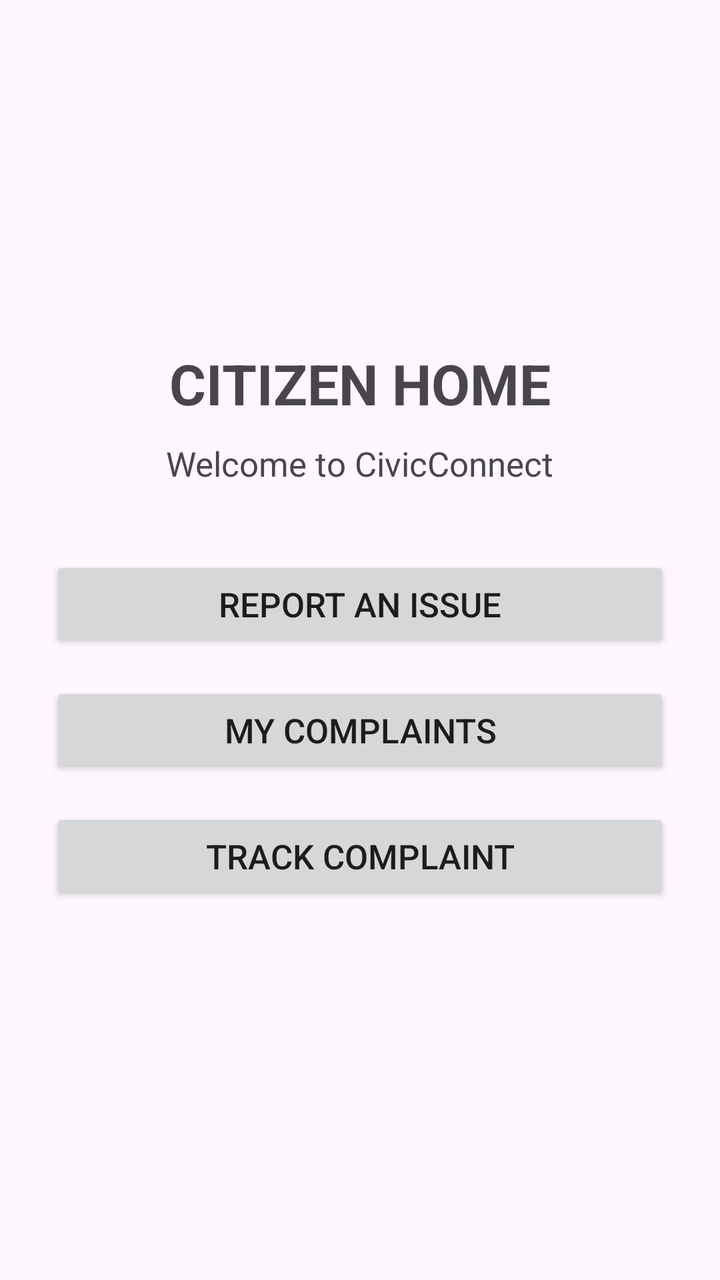
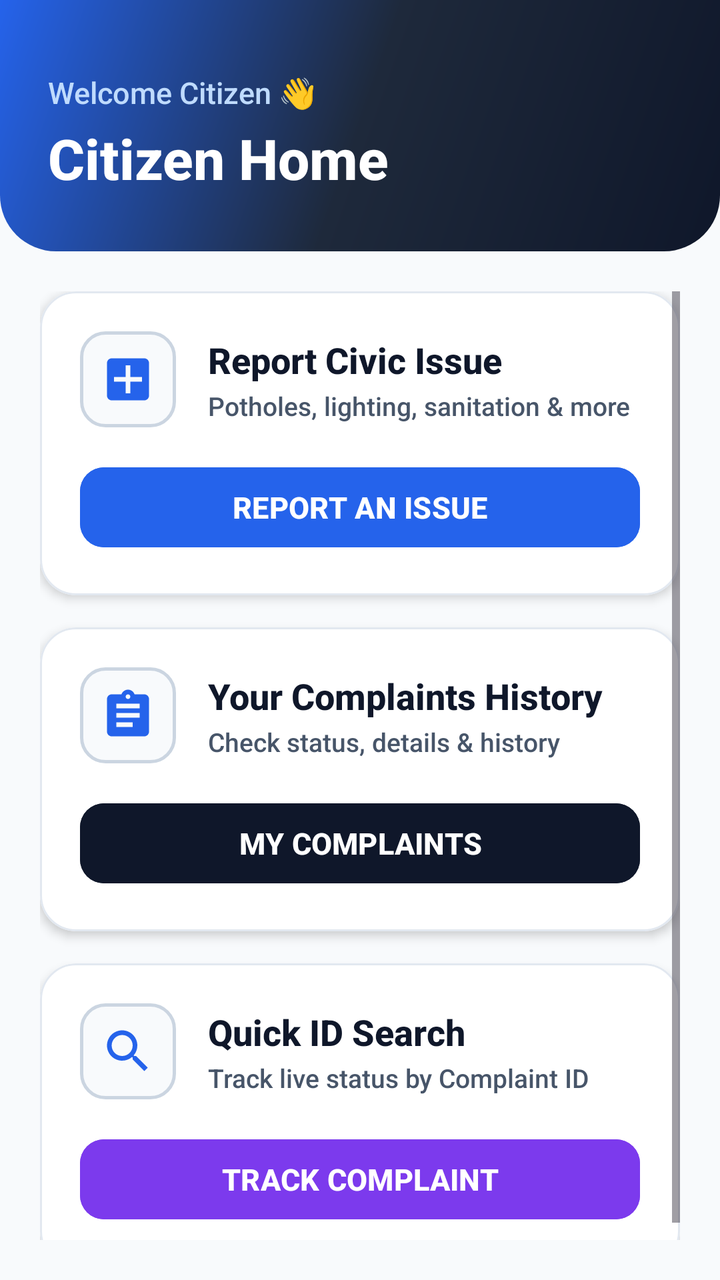

Screens rendered from an Android XML layout before and after an edit, with the pre-edit source and the edit as a unified diff.
<!-- AndroidManifest.xml: application theme Theme.MADProject -->
<!-- res/layout/activity_citizen_home.xml -->
<?xml version="1.0" encoding="utf-8"?>
<LinearLayout xmlns:android="http://schemas.android.com/apk/res/android"
    xmlns:tools="http://schemas.android.com/tools"
    android:id="@+id/main"
    android:layout_width="match_parent"
    android:layout_height="match_parent"
    android:orientation="vertical"
    android:padding="25dp"
    android:gravity="center"
    tools:context=".CitizenHomeActivity">

    <TextView
        android:layout_width="wrap_content"
        android:layout_height="wrap_content"
        android:text="CITIZEN HOME"
        android:textSize="28sp"
        android:textStyle="bold"
        android:layout_marginBottom="10dp" />

    <TextView
        android:layout_width="wrap_content"
        android:layout_height="wrap_content"
        android:text="Welcome to CivicConnect"
        android:textSize="17sp"
        android:layout_marginBottom="35dp" />

    <Button
        android:id="@+id/reportButton"
        android:layout_width="match_parent"
        android:layout_height="wrap_content"
        android:text="REPORT AN ISSUE"
        android:textSize="17sp"
        android:layout_marginBottom="15dp" />

    <Button
        android:id="@+id/myComplaintsButton"
        android:layout_width="match_parent"
        android:layout_height="wrap_content"
        android:text="MY COMPLAINTS"
        android:textSize="17sp"
        android:layout_marginBottom="15dp" />

    <Button
        android:id="@+id/trackButton"
        android:layout_width="match_parent"
        android:layout_height="wrap_content"
        android:text="TRACK COMPLAINT"
        android:textSize="17sp"
        android:layout_marginBottom="15dp" />

</LinearLayout>
<!-- resources referenced by this layout -->
<resources>
  <style name="Theme.MADProject" parent="Base.Theme.MADProject" />
  <style name="Base.Theme.MADProject" parent="Theme.Material3.DayNight.NoActionBar">
          
          
      </style>
</resources>

<!-- the commit's change to res/layout/activity_citizen_home.xml (unified diff, before → after) -->
@@ -1,51 +1,261 @@
 <?xml version="1.0" encoding="utf-8"?>
 <LinearLayout xmlns:android="http://schemas.android.com/apk/res/android"
+    xmlns:app="http://schemas.android.com/apk/res-auto"
     xmlns:tools="http://schemas.android.com/tools"
     android:id="@+id/main"
     android:layout_width="match_parent"
     android:layout_height="match_parent"
     android:orientation="vertical"
-    android:padding="25dp"
-    android:gravity="center"
+    android:background="@color/background"
     tools:context=".CitizenHomeActivity">
 
-    <TextView
-        android:layout_width="wrap_content"
-        android:layout_height="wrap_content"
-        android:text="CITIZEN HOME"
-        android:textSize="28sp"
-        android:textStyle="bold"
-        android:layout_marginBottom="10dp" />
-
-    <TextView
-        android:layout_width="wrap_content"
-        android:layout_height="wrap_content"
-        android:text="Welcome to CivicConnect"
-        android:textSize="17sp"
-        android:layout_marginBottom="35dp" />
-
-    <Button
-        android:id="@+id/reportButton"
+    
+    <LinearLayout
         android:layout_width="match_parent"
         android:layout_height="wrap_content"
-        android:text="REPORT AN ISSUE"
-        android:textSize="17sp"
-        android:layout_marginBottom="15dp" />
-
-    <Button
-        android:id="@+id/myComplaintsButton"
+        android:orientation="vertical"
+        android:background="@drawable/bg_gradient_header"
+        android:paddingStart="24dp"
+        android:paddingEnd="24dp"
+        android:paddingTop="36dp"
+        android:paddingBottom="28dp">
+
+        <TextView
+            android:layout_width="wrap_content"
+            android:layout_height="wrap_content"
+            android:text="Welcome Citizen 👋"
+            android:textSize="15sp"
+            android:textColor="#BFDBFE" />
+
+        <TextView
+            android:layout_width="wrap_content"
+            android:layout_height="wrap_content"
+            android:text="Citizen Home"
+            android:textSize="28sp"
+            android:textStyle="bold"
+            android:textColor="@color/white"
+            android:layout_marginTop="4dp" />
+    </LinearLayout>
+
+    
+    <ScrollView
         android:layout_width="match_parent"
-        android:layout_height="wrap_content"
-        android:text="MY COMPLAINTS"
-        android:textSize="17sp"
-        android:layout_marginBottom="15dp" />
-
-    <Button
-        android:id="@+id/trackButton"
-        android:layout_width="match_parent"
-        android:layout_height="wrap_content"
-        android:text="TRACK COMPLAINT"
-        android:textSize="17sp"
-        android:layout_marginBottom="15dp" />
+        android:layout_height="match_parent"
+        android:padding="20dp">
+
+        <LinearLayout
+            android:layout_width="match_parent"
+            android:layout_height="wrap_content"
+            android:orientation="vertical">
+
+            
+            <com.google.android.material.card.MaterialCardView
+                android:layout_width="match_parent"
+                android:layout_height="wrap_content"
+                android:layout_marginBottom="16dp"
+                app:cardCornerRadius="18dp"
+                app:cardElevation="3dp"
+                app:cardBackgroundColor="@color/surface"
+                app:strokeColor="@color/card_stroke"
+                app:strokeWidth="1dp">
+
+                <LinearLayout
+                    android:layout_width="match_parent"
+                    android:layout_height="wrap_content"
+                    android:orientation="vertical"
+                    android:padding="20dp">
+
+                    <LinearLayout
+                        android:layout_width="match_parent"
+                        android:layout_height="wrap_content"
+                        android:orientation="horizontal"
+                        android:gravity="center_vertical">
+
+                        <ImageView
+                            android:layout_width="48dp"
+                            android:layout_height="48dp"
+                            android:src="@drawable/ic_report"
+                            android:contentDescription="Report Issue"
+                            android:background="@drawable/bg_input_box"
+                            android:padding="10dp" />
+
+                        <LinearLayout
+                            android:layout_width="0dp"
+                            android:layout_height="wrap_content"
+                            android:layout_weight="1"
+                            android:orientation="vertical"
+                            android:layout_marginStart="16dp">
+
+                            <TextView
+                                android:layout_width="wrap_content"
+                                android:layout_height="wrap_content"
+                                android:text="Report Civic Issue"
+                                android:textSize="18sp"
+                                android:textStyle="bold"
+                                android:textColor="@color/text_primary" />
+
+                            <TextView
+                                android:layout_width="wrap_content"
+                                android:layout_height="wrap_content"
+                                android:text="Potholes, lighting, sanitation &amp; more"
+                                android:textSize="13sp"
+                                android:textColor="@color/text_secondary"
+                                android:layout_marginTop="2dp" />
+                        </LinearLayout>
+                    </LinearLayout>
+
+                    <com.google.android.material.button.MaterialButton
+                        android:id="@+id/reportButton"
+                        android:layout_width="match_parent"
+                        android:layout_height="wrap_content"
+                        android:text="REPORT AN ISSUE"
+                        android:textSize="15sp"
+                        android:textStyle="bold"
+                        android:layout_marginTop="16dp"
+                        app:cornerRadius="12dp"
+                        android:backgroundTint="@color/secondary" />
+                </LinearLayout>
+            </com.google.android.material.card.MaterialCardView>
+
+            
+            <com.google.android.material.card.MaterialCardView
+                android:layout_width="match_parent"
+                android:layout_height="wrap_content"
+                android:layout_marginBottom="16dp"
+                app:cardCornerRadius="18dp"
+                app:cardElevation="3dp"
+                app:cardBackgroundColor="@color/surface"
+                app:strokeColor="@color/card_stroke"
+                app:strokeWidth="1dp">
+
+                <LinearLayout
+                    android:layout_width="match_parent"
+                    android:layout_height="wrap_content"
+                    android:orientation="vertical"
+                    android:padding="20dp">
+
+                    <LinearLayout
+                        android:layout_width="match_parent"
+                        android:layout_height="wrap_content"
+                        android:orientation="horizontal"
+                        android:gravity="center_vertical">
+
+                        <ImageView
+                            android:layout_width="48dp"
+                            android:layout_height="48dp"
+                            android:src="@drawable/ic_complaint_list"
+                            android:contentDescription="My Complaints"
+                            android:background="@drawable/bg_input_box"
+                            android:padding="10dp" />
+
+                        <LinearLayout
+                            android:layout_width="0dp"
+                            android:layout_height="wrap_content"
+                            android:layout_weight="1"
+                            android:orientation="vertical"
+                            android:layout_marginStart="16dp">
+
+                            <TextView
+                                android:layout_width="wrap_content"
+                                android:layout_height="wrap_content"
+                                android:text="Your Complaints History"
+                                android:textSize="18sp"
+                                android:textStyle="bold"
+                                android:textColor="@color/text_primary" />
+
+                            <TextView
+                                android:layout_width="wrap_content"
+                                android:layout_height="wrap_content"
+                                android:text="Check status, details &amp; history"
+                                android:textSize="13sp"
+                                android:textColor="@color/text_secondary"
+                                android:layout_marginTop="2dp" />
+                        </LinearLayout>
+                    </LinearLayout>
+
+                    <com.google.android.material.button.MaterialButton
+                        android:id="@+id/myComplaintsButton"
+                        android:layout_width="match_parent"
+                        android:layout_height="wrap_content"
+                        android:text="MY COMPLAINTS"
+                        android:textSize="15sp"
+                        android:textStyle="bold"
+                        android:layout_marginTop="16dp"
+                        app:cornerRadius="12dp"
+                        android:backgroundTint="@color/primary" />
+                </LinearLayout>
+            </com.google.android.material.card.MaterialCardView>
+
+            
+            <com.google.android.material.card.MaterialCardView
+                android:layout_width="match_parent"
+                android:layout_height="wrap_content"
+                android:layout_marginBottom="16dp"
+                app:cardCornerRadius="18dp"
+                app:cardElevation="3dp"
+                app:cardBackgroundColor="@color/surface"
+                app:strokeColor="@color/card_stroke"
+                app:strokeWidth="1dp">
+
+                <LinearLayout
+                    android:layout_width="match_parent"
+                    android:layout_height="wrap_content"
+                    android:orientation="vertical"
+                    android:padding="20dp">
+
+                    <LinearLayout
+                        android:layout_width="match_parent"
+                        android:layout_height="wrap_content"
+                        android:orientation="horizontal"
+                        android:gravity="center_vertical">
+
+                        <ImageView
+                            android:layout_width="48dp"
+                            android:layout_height="48dp"
+                            android:src="@drawable/ic_track"
+                            android:contentDescription="Track Complaint"
+                            android:background="@drawable/bg_input_box"
+                            android:padding="10dp" />
+
+                        <LinearLayout
+                            android:layout_width="0dp"
+                            android:layout_height="wrap_content"
+                            android:layout_weight="1"
+                            android:orientation="vertical"
+                            android:layout_marginStart="16dp">
+
+                            <TextView
+                                android:layout_width="wrap_content"
+                                android:layout_height="wrap_content"
+                                android:text="Quick ID Search"
+                                android:textSize="18sp"
+                                android:textStyle="bold"
+                                android:textColor="@color/text_primary" />
+
+                            <TextView
+                                android:layout_width="wrap_content"
+                                android:layout_height="wrap_content"
+                                android:text="Track live status by Complaint ID"
+                                android:textSize="13sp"
+                                android:textColor="@color/text_secondary"
+                                android:layout_marginTop="2dp" />
+                        </LinearLayout>
+                    </LinearLayout>
+
+                    <com.google.android.material.button.MaterialButton
+                        android:id="@+id/trackButton"
+                        android:layout_width="match_parent"
+                        android:layout_height="wrap_content"
+                        android:text="TRACK COMPLAINT"
+                        android:textSize="15sp"
+                        android:textStyle="bold"
+                        android:layout_marginTop="16dp"
+                        app:cornerRadius="12dp"
+                        android:backgroundTint="@color/tertiary" />
+                </LinearLayout>
+            </com.google.android.material.card.MaterialCardView>
+
+        </LinearLayout>
+    </ScrollView>
 
 </LinearLayout>
<!-- resource entries referenced after the edit -->
@@ -1,9 +1,82 @@
 <!-- resources referenced by this layout -->
 <resources>
+  <color name="background">#F8FAFC</color>
+  <color name="card_stroke">#E2E8F0</color>
+  <color name="primary">#0F172A</color>
+  <color name="secondary">#2563EB</color>
+  <color name="surface">#FFFFFF</color>
+  <color name="tertiary">#7C3AED</color>
+  <color name="text_primary">#0F172A</color>
+  <color name="text_secondary">#475569</color>
+  <color name="white">#FFFFFF</color>
+  <!-- drawable bg_gradient_header (drawable) -->
+  <?xml version="1.0" encoding="utf-8"?>
+  <shape xmlns:android="http://schemas.android.com/apk/res/android"
+      android:shape="rectangle">
+      <gradient
+          android:angle="135"
+          android:startColor="#0F172A"
+          android:centerColor="#1E293B"
+          android:endColor="#2563EB"
+          android:type="linear" />
+      <corners
+          android:bottomLeftRadius="28dp"
+          android:bottomRightRadius="28dp" />
+  </shape>
+  <!-- drawable bg_input_box (drawable) -->
+  <?xml version="1.0" encoding="utf-8"?>
+  <shape xmlns:android="http://schemas.android.com/apk/res/android"
+      android:shape="rectangle">
+      <solid android:color="#F8FAFC" />
+      <corners android:radius="12dp" />
+      <stroke
+          android:width="1.5dp"
+          android:color="#CBD5E1" />
+  </shape>
+  <!-- drawable ic_complaint_list (drawable) -->
+  <vector xmlns:android="http://schemas.android.com/apk/res/android"
+      android:width="28dp"
+      android:height="28dp"
+      android:viewportWidth="24"
+      android:viewportHeight="24">
+      <path
+          android:fillColor="#2563EB"
+          android:pathData="M19,3h-4.18C14.4,1.84 13.3,1 12,1c-1.3,0 -2.4,0.84 -2.82,2H5c-1.1,0 -2,0.9 -2,2v14c0,1.1 0.9,2 2,2h14c1.1,0 2,-0.9 2,-2V5c0,-1.1 -0.9,-2 -2,-2zM12,3c0.55,0 1,0.45 1,1s-0.45,1 -1,1 -1,-0.45 -1,-1 0.45,-1 1,-1zM14,17H7v-2h7v2zM17,13H7v-2h10v2zM17,9H7V7h10v2z"/>
+  </vector>
+  <!-- drawable ic_report (drawable) -->
+  <vector xmlns:android="http://schemas.android.com/apk/res/android"
+      android:width="28dp"
+      android:height="28dp"
+      android:viewportWidth="24"
+      android:viewportHeight="24">
+      <path
+          android:fillColor="#2563EB"
+          android:pathData="M19,3H5c-1.1,0 -2,0.9 -2,2v14c0,1.1 0.9,2 2,2h14c1.1,0 2,-0.9 2,-2V5c0,-1.1 -0.9,-2 -2,-2zM18,13h-5v5h-2v-5H6v-2h5V6h2v5h5v2z"/>
+  </vector>
+  <!-- drawable ic_track (drawable) -->
+  <vector xmlns:android="http://schemas.android.com/apk/res/android"
+      android:width="28dp"
+      android:height="28dp"
+      android:viewportWidth="24"
+      android:viewportHeight="24">
+      <path
+          android:fillColor="#2563EB"
+          android:pathData="M15.5,14h-0.79l-0.28,-0.27C15.41,12.59 16,11.11 16,9.5 16,5.91 13.09,3 9.5,3S3,5.91 3,9.5 5.91,16 9.5,16c1.61,0 3.09,-0.59 4.23,-1.57l0.27,0.28v0.79l5,4.99L20.49,19l-4.99,-5zM9.5,14C7.01,14 5,11.99 5,9.5S7.01,5 9.5,5 14,7.01 14,9.5 11.99,14 9.5,14z"/>
+  </vector>
   <style name="Theme.MADProject" parent="Base.Theme.MADProject" />
   <style name="Base.Theme.MADProject" parent="Theme.Material3.DayNight.NoActionBar">
-          
-          
+          <item name="colorPrimary">@color/primary</item>
+          <item name="colorOnPrimary">@color/text_on_primary</item>
+          <item name="colorPrimaryContainer">@color/primary_container</item>
+          <item name="colorSecondary">@color/secondary</item>
+          <item name="colorSecondaryContainer">@color/secondary_container</item>
+          <item name="colorTertiary">@color/tertiary</item>
+          <item name="android:statusBarColor">@color/primary</item>
+          <item name="android:windowBackground">@color/background</item>
+          <item name="android:fontFamily">sans-serif-medium</item>
       </style>
+  <color name="text_on_primary">#FFFFFF</color>
+  <color name="primary_container">#1E293B</color>
+  <color name="secondary_container">#DBEAFE</color>
 </resources>
 
